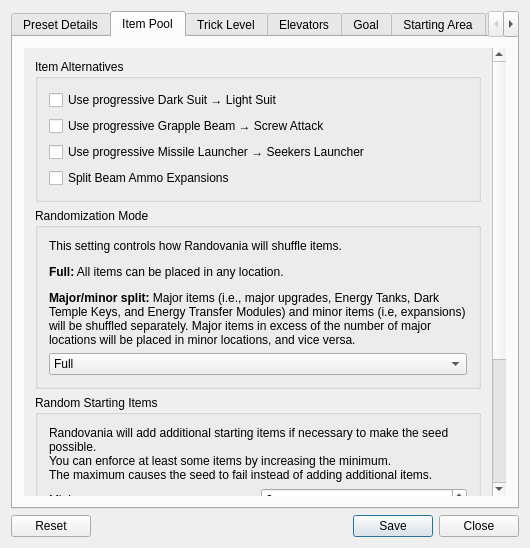
Old version of the form randovania/gui/templates/options_preset_window.ui in the repository juliabenton/randovania.
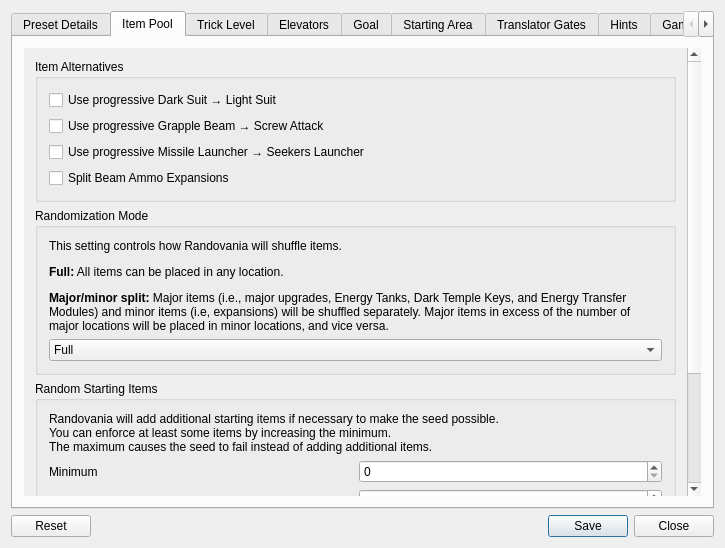
New version of the form. The open tabs and pages were chosen to show the change.

Commit message: Adjust window sizes

Patch:
```diff
--- a/randovania/gui/templates/options_preset_window.ui
+++ b/randovania/gui/templates/options_preset_window.ui
@@ -6,8 +6,8 @@
    <rect>
     <x>0</x>
     <y>0</y>
-    <width>530</width>
-    <height>460</height>
+    <width>725</width>
+    <height>540</height>
    </rect>
   </property>
   <property name="windowTitle">
@@ -94,8 +94,8 @@
             <rect>
              <x>0</x>
              <y>0</y>
-             <width>492</width>
-             <height>449</height>
+             <width>666</width>
+             <height>512</height>
             </rect>
            </property>
            <layout class="QGridLayout" name="item_pool_grid_layout">
```
Left out of the diff: 14 changed lines with no effect on the pictures. The commit also changes 2 other files.
